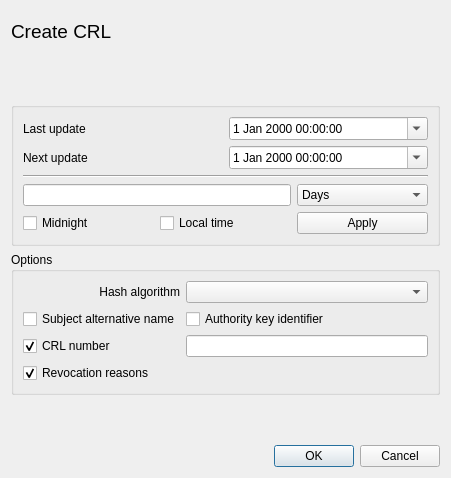
Qt form ui/NewCrl.ui (chris2511/xca) before a commit.
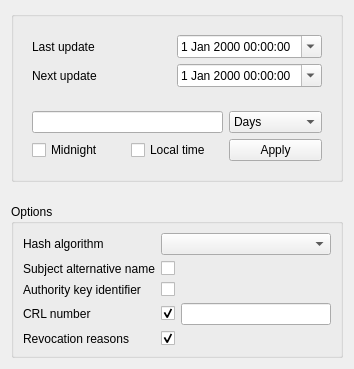
The same form after that commit. Custom widgets are drawn as their Qt base class.

Diff of the .ui file:
```diff
--- a/ui/NewCrl.ui
+++ b/ui/NewCrl.ui
@@ -1,90 +1,27 @@
 <?xml version="1.0" encoding="UTF-8"?>
 <ui version="4.0">
  <class>NewCrl</class>
- <widget class="QDialog" name="NewCrl">
+ <widget class="QWidget" name="NewCrl">
   <property name="geometry">
    <rect>
     <x>0</x>
     <y>0</y>
-    <width>451</width>
-    <height>478</height>
+    <width>354</width>
+    <height>369</height>
    </rect>
   </property>
   <layout class="QVBoxLayout" name="verticalLayout_2">
-   <item>
-    <layout class="QHBoxLayout">
-     <item>
-      <widget class="QLabel" name="TextLabel1">
-       <property name="font">
-        <font>
-         <family>Arial</family>
-         <pointsize>14</pointsize>
-         <weight>50</weight>
-         <italic>false</italic>
-         <bold>false</bold>
-         <underline>false</underline>
-         <strikeout>false</strikeout>
-        </font>
-       </property>
-       <property name="text">
-        <string>Create CRL</string>
-       </property>
-      </widget>
-     </item>
-     <item>
-      <spacer>
-       <property name="orientation">
-        <enum>Qt::Horizontal</enum>
-       </property>
-       <property name="sizeHint" stdset="0">
-        <size>
-         <width>40</width>
-         <height>20</height>
-        </size>
-       </property>
-      </spacer>
-     </item>
-     <item>
-      <widget class="QLabel" name="image">
-       <property name="minimumSize">
-        <size>
-         <width>95</width>
-         <height>40</height>
-        </size>
-       </property>
-       <property name="maximumSize">
-        <size>
-         <width>95</width>
-         <height>40</height>
-        </size>
-       </property>
-       <property name="scaledContents">
-        <bool>true</bool>
-       </property>
-      </widget>
-     </item>
-    </layout>
-   </item>
-   <item>
-    <spacer>
-     <property name="orientation">
-      <enum>Qt::Vertical</enum>
-     </property>
-     <property name="sizeHint" stdset="0">
-      <size>
-       <width>20</width>
-       <height>40</height>
-      </size>
-     </property>
-    </spacer>
-   </item>
    <item>
     <widget class="QGroupBox" name="dateBox">
      <property name="title">
       <string/>
      </property>
      <layout class="QVBoxLayout" name="verticalLayout">
+      <property name="sizeConstraint">
+       <enum>QLayout::SetMinAndMaxSize</enum>
+      </property>
       <item>
+       <widget class="QWidget" name="widget" native="true">
        <layout class="QGridLayout" name="gridLayout_2">
         <item row="0" column="0">
          <widget class="QLabel" name="label">
@@ -115,15 +52,10 @@
          </widget>
         </item>
        </layout>
-      </item>
-      <item>
-       <widget class="Line" name="line">
-        <property name="orientation">
-         <enum>Qt::Horizontal</enum>
-        </property>
        </widget>
       </item>
       <item>
+       <widget class="QWidget" name="widget_2" native="true">
        <layout class="QGridLayout" name="gridLayout">
         <item row="0" column="0" colspan="2">
          <widget class="QLineEdit" name="validNumber"/>
@@ -169,89 +101,115 @@
          </widget>
         </item>
        </layout>
+       </widget>
       </item>
      </layout>
     </widget>
    </item>
+   <item>
+    <spacer name="verticalSpacer">
+     <property name="orientation">
+      <enum>Qt::Vertical</enum>
+     </property>
+     <property name="sizeHint" stdset="0">
+      <size>
+       <width>20</width>
+       <height>1</height>
+      </size>
+     </property>
+    </spacer>
+   </item>
    <item>
     <widget class="QGroupBox" name="groupBox_2">
      <property name="title">
       <string>Options</string>
      </property>
      <layout class="QGridLayout" name="gridLayout_3">
-      <item row="3" column="1">
-       <widget class="QLineEdit" name="crlNumber"/>
+      <item row="0" column="0">
+       <widget class="QLabel" name="label_3">
+        <property name="text">
+         <string>Hash algorithm</string>
+        </property>
+       </widget>
+      </item>
+      <item row="0" column="1">
+       <widget class="hashBox" name="hashAlgo"/>
+      </item>
+      <item row="1" column="0">
+       <widget class="QLabel" name="label_6">
+        <property name="text">
+         <string>Subject alternative name</string>
+        </property>
+       </widget>
+      </item>
+      <item row="1" column="1">
+       <widget class="QCheckBox" name="subAltName">
+        <property name="text">
+         <string/>
+        </property>
+       </widget>
+      </item>
+      <item row="2" column="0">
+       <widget class="QLabel" name="label_5">
+        <property name="text">
+         <string>Authority key identifier</string>
+        </property>
+       </widget>
+      </item>
+      <item row="2" column="1">
+       <widget class="QCheckBox" name="authKeyId">
+        <property name="text">
+         <string/>
+        </property>
+       </widget>
       </item>
       <item row="3" column="0">
-       <widget class="QCheckBox" name="setCrlNumber">
+       <widget class="QLabel" name="label_4">
         <property name="text">
          <string>CRL number</string>
         </property>
+       </widget>
+      </item>
+      <item row="3" column="1">
+       <layout class="QHBoxLayout" name="horizontalLayout">
+        <property name="sizeConstraint">
+         <enum>QLayout::SetDefaultConstraint</enum>
+        </property>
+        <item>
+         <widget class="QCheckBox" name="setCrlNumber">
+          <property name="text">
+           <string/>
+          </property>
         <property name="checked">
          <bool>true</bool>
         </property>
        </widget>
       </item>
-      <item row="2" column="0">
-       <widget class="QCheckBox" name="subAltName">
-        <property name="text">
-         <string>Subject alternative name</string>
-        </property>
-       </widget>
+        <item>
+         <widget class="QLineEdit" name="crlNumber"/>
+        </item>
+       </layout>
       </item>
       <item row="4" column="0">
-       <widget class="QCheckBox" name="revocationReasons">
+       <widget class="QLabel" name="label_7">
         <property name="text">
          <string>Revocation reasons</string>
         </property>
+       </widget>
+      </item>
+      <item row="4" column="1">
+       <widget class="QCheckBox" name="revocationReasons">
+        <property name="text">
+         <string/>
+        </property>
         <property name="checked">
          <bool>true</bool>
         </property>
        </widget>
       </item>
-      <item row="2" column="1">
-       <widget class="QCheckBox" name="authKeyId">
-        <property name="text">
-         <string>Authority key identifier</string>
-        </property>
-       </widget>
-      </item>
-      <item row="0" column="1">
-       <widget class="hashBox" name="hashAlgo"/>
-      </item>
-      <item row="0" column="0">
-       <widget class="QLabel" name="label_3">
-        <property name="text">
-         <string>Hash algorithm</string>
-        </property>
-        <property name="alignment">
-         <set>Qt::AlignRight|Qt::AlignTrailing|Qt::AlignVCenter</set>
-        </property>
-       </widget>
-      </item>
      </layout>
     </widget>
    </item>
-   <item>
-    <spacer>
-     <property name="orientation">
-      <enum>Qt::Vertical</enum>
-     </property>
-     <property name="sizeHint" stdset="0">
-      <size>
-       <width>21</width>
-       <height>20</height>
-      </size>
-     </property>
-    </spacer>
-   </item>
-   <item>
-    <widget class="QDialogButtonBox" name="buttonBox">
-     <property name="standardButtons">
-      <set>QDialogButtonBox::Cancel|QDialogButtonBox::Ok</set>
-     </property>
-    </widget>
-   </item>
   </layout>
  </widget>
  <customwidgets>
```
Left out of the diff: 126 changed lines with no effect on the pictures. Lines whose indentation alone changed are shown as unchanged.
